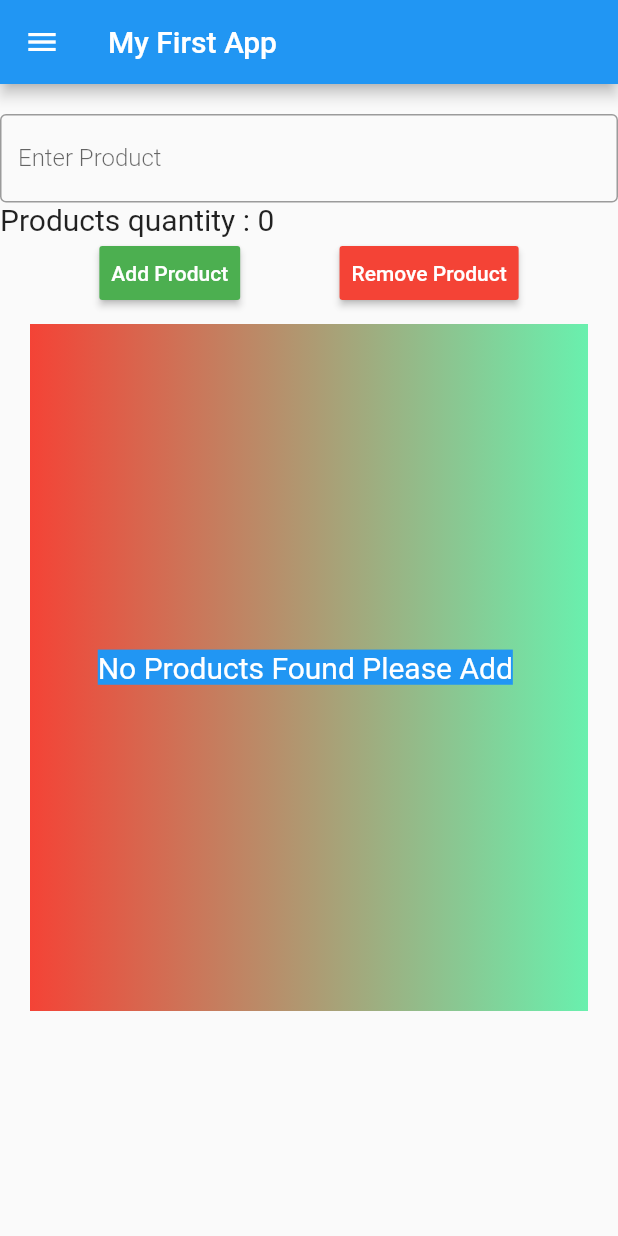
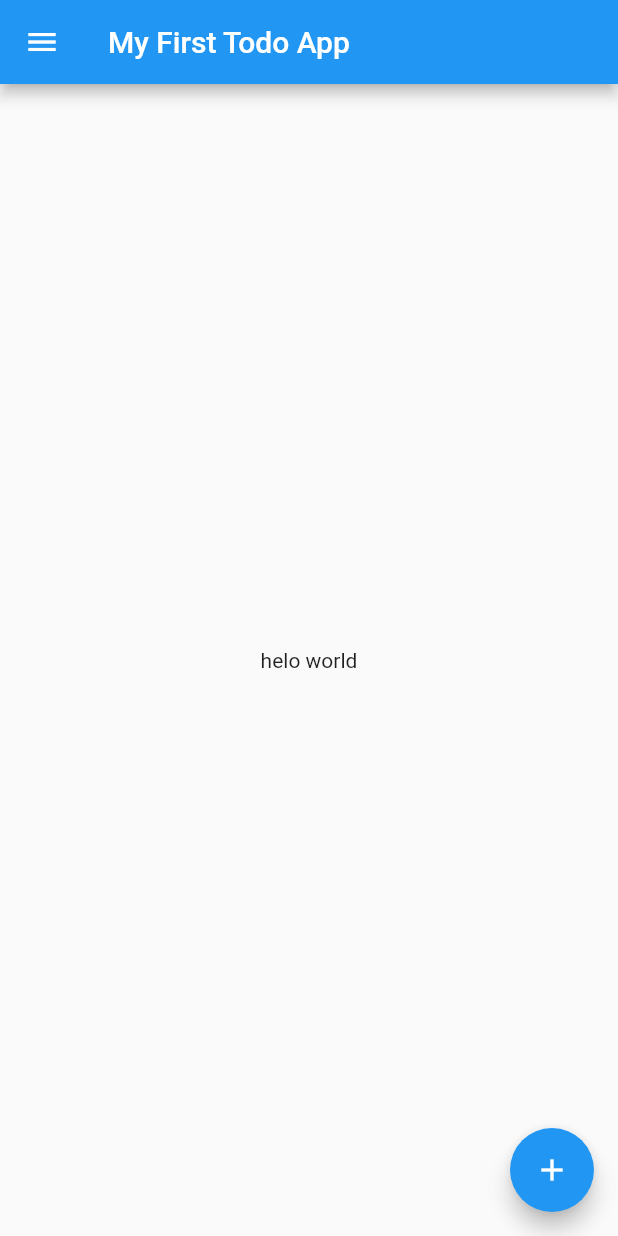
Before and after one commit to shalgorepublic/Flutter_practice_app, a Flutter app: the screen it shows after launch, on a phone screen of 412 x 824 dp. Run offline on Flutter 3.47's test engine with Material 2 defaults, Android fonts, the phone set to English and light mode, and no system bars; our stand-ins replace flutter_redux.

Commit message:
sample app  complete

```diff
--- a/lib/pages/home.dart
+++ b/lib/pages/home.dart
@@ -2,8 +2,7 @@ import 'package:flutter/material.dart';
 import 'package:flutter_exp_app/pages/product.dart';
 import '../product_manager.dart';
 import '../pages/product.dart';
-
-
+import '../todo_home.dart';
 class HomePage extends StatelessWidget {
   @override
   Widget build(BuildContext context) {
@@ -15,14 +14,37 @@ class HomePage extends StatelessWidget {
               automaticallyImplyLeading: false,
               title: Text('Manu'),
             ),
-            ListTile(title: Text('Manage Products'),onTap: ()=>{Navigator.push(context, MaterialPageRoute(builder: (context)=> ProductPage(), ),),},)
+            Container(
+                child:Column(children: <Widget>[ListTile(
+                  title: Text('Manage Products'),
+                  onTap: () => {
+                    Navigator.push(
+                      context,
+                      MaterialPageRoute(
+                        builder: (context) => ProductPage(),
+                      ),
+                    ),
+                  },
+                ),
+                  ListTile(
+                    title: Text('home'),
+                    onTap: () => {
+                      Navigator.push(
+                        context,
+                        MaterialPageRoute(
+                          builder: (context) => ProductPage(),
+                        ),
+                      ),
+                    },
+                  )],)
+                )
           ],
         ),
       ),
       appBar: AppBar(
-        title: new Text("My First App"),
+        title: new Text("My First Todo App"),
       ),
-      body: ProductManager(),
+      body: TodoHomePage(),
     );
   }
 }
--- /dev/null
+++ b/lib/todo_home.dart
@@ -0,0 +1,21 @@
+import 'package:flutter/material.dart';
+
+class TodoHomePage extends StatefulWidget {
+  @override
+  _TodoHomePageState createState() => _TodoHomePageState();
+}
+
+class _TodoHomePageState extends State<TodoHomePage> {
+  @override
+  Widget build(BuildContext context) {
+    return Scaffold(
+      body: Center(
+        child: Text("helo world"),
+      ),
+      floatingActionButton: FloatingActionButton(
+        onPressed: () {},
+        child: Icon(Icons.add),
+      ),
+    );
+  }
+}
```
